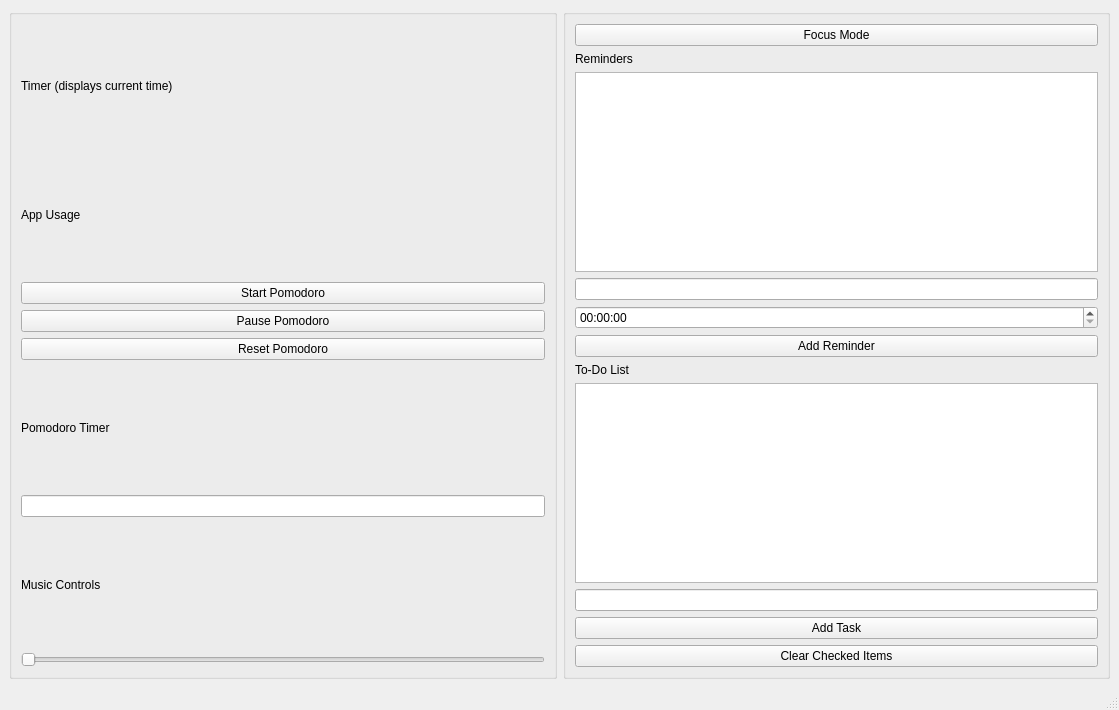
Tayzn/HenHacks25, file test.ui: the form before one commit.
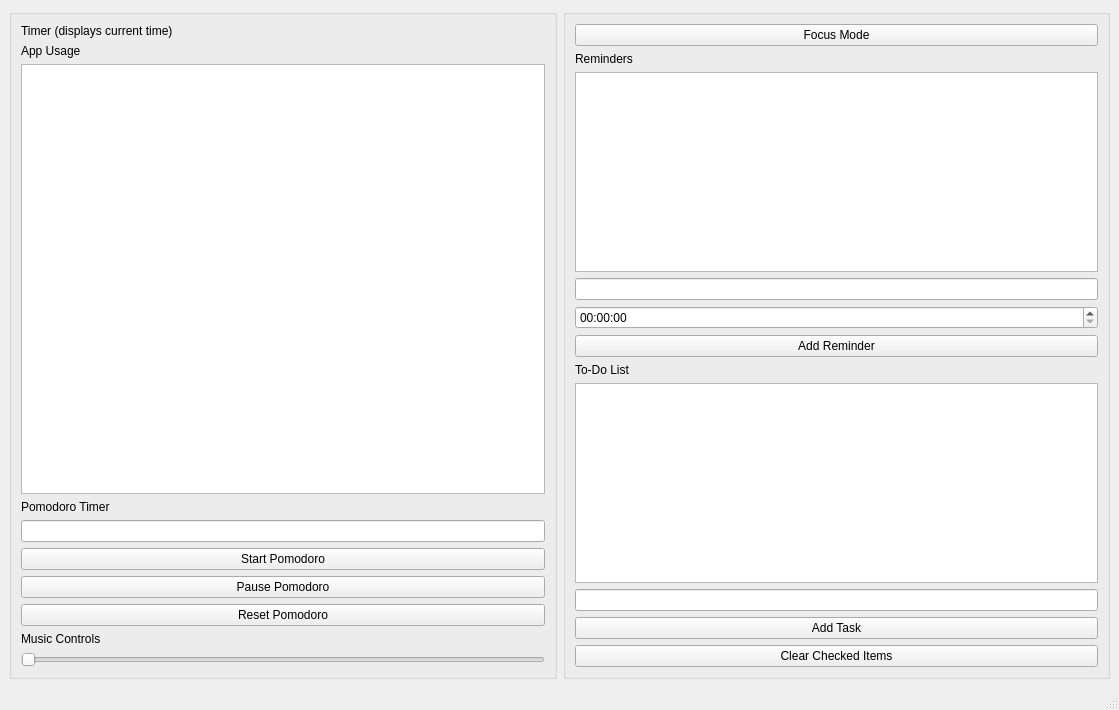
The form after the commit.

Diff of the .ui file:
```diff
--- a/test.ui
+++ b/test.ui
@@ -45,25 +45,7 @@
               </widget>
              </item>
              <item>
-              <widget class="QPushButton" name="startPomodoroButton">
-               <property name="text">
-                <string>Start Pomodoro</string>
-               </property>
-              </widget>
-             </item>
-             <item>
-              <widget class="QPushButton" name="pausePomodoroButton">
-               <property name="text">
-                <string>Pause Pomodoro</string>
-               </property>
-              </widget>
-             </item>
-             <item>
-              <widget class="QPushButton" name="resetPomodoroButton">
-               <property name="text">
-                <string>Reset Pomodoro</string>
-               </property>
-              </widget>
+              <widget class="QListView" name="appUsageList"/>
              </item>
              <item>
               <widget class="QLabel" name="label_5">
@@ -82,6 +64,27 @@
                </property>
               </widget>
              </item>
+             <item>
+              <widget class="QPushButton" name="startPomodoroButton">
+               <property name="text">
+                <string>Start Pomodoro</string>
+               </property>
+              </widget>
+             </item>
+             <item>
+              <widget class="QPushButton" name="pausePomodoroButton">
+               <property name="text">
+                <string>Pause Pomodoro</string>
+               </property>
+              </widget>
+             </item>
+             <item>
+              <widget class="QPushButton" name="resetPomodoroButton">
+               <property name="text">
+                <string>Reset Pomodoro</string>
+               </property>
+              </widget>
+             </item>
              <item>
               <widget class="QLabel" name="label_3">
                <property name="text">
```
